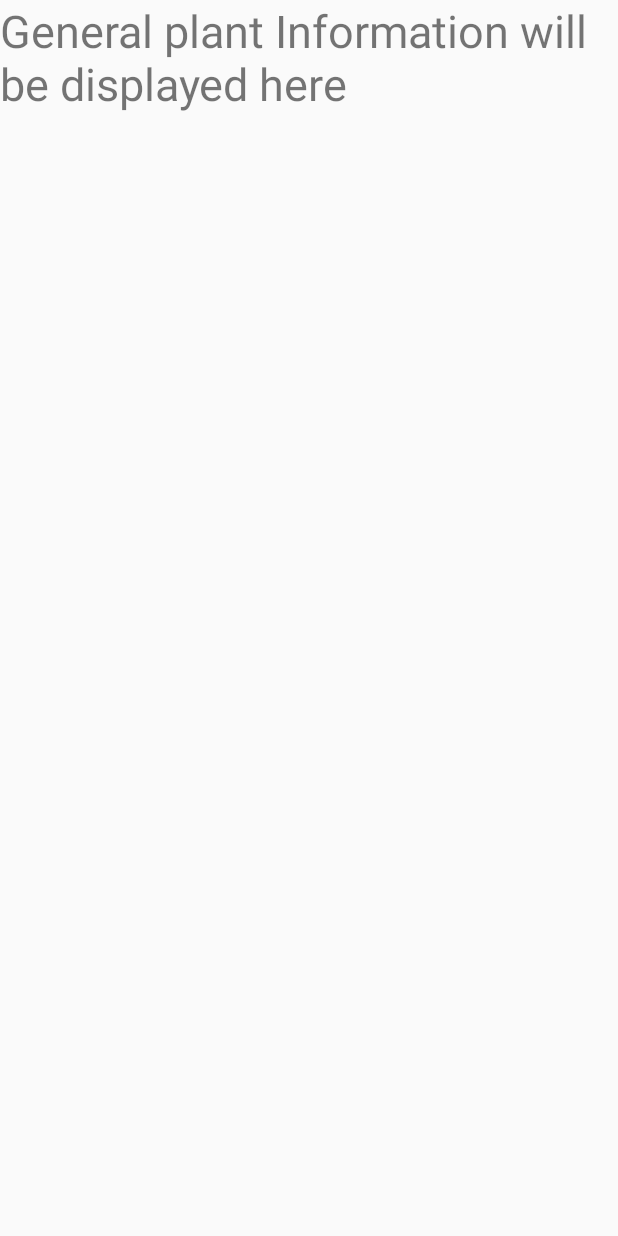
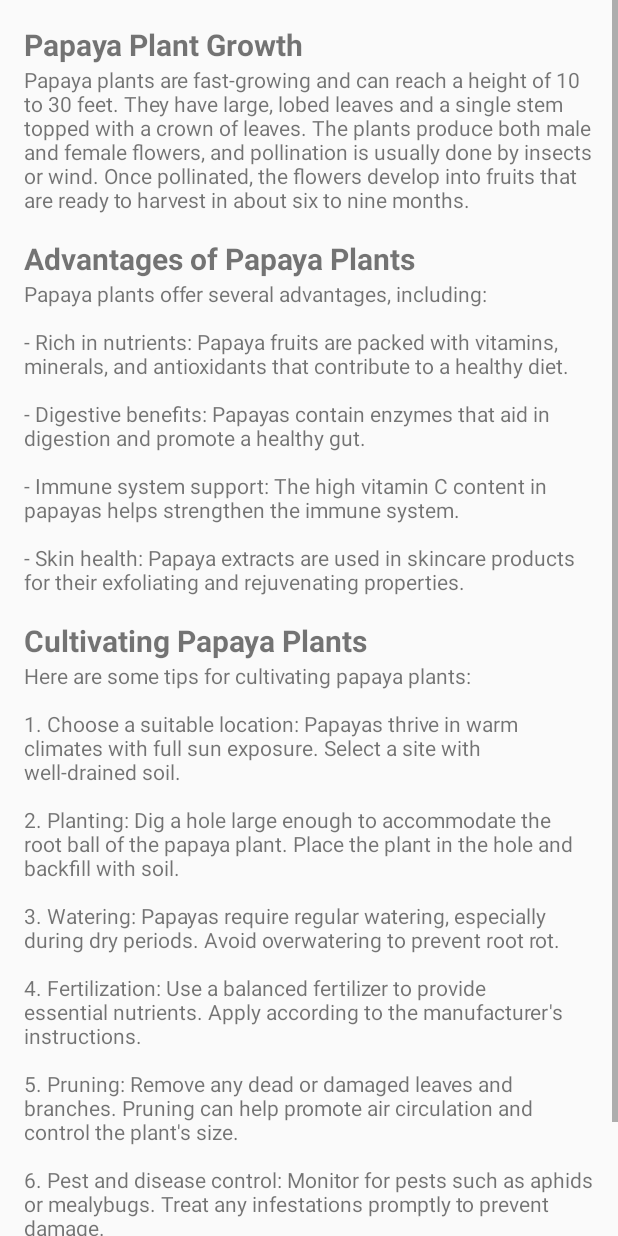
Before and after one commit to Deus2021/snake-detection, an Android app: the GeneralPlantInfo screen opened directly, with no data from a screen before it, on a phone screen of 412 x 824 dp. Run offline under Robolectric (Android 15) with nearby library versions, the phone set to English and light mode, and no system bars.

Commit message:
commit-17

```diff
--- a/app/build.gradle
+++ b/app/build.gradle
@@ -38,4 +38,5 @@ dependencies {
     androidTestImplementation 'androidx.test.espresso:espresso-core:3.4.0'
     implementation 'com.github.bumptech.glide:glide:4.12.0'
     implementation 'de.hdodenhof:circleimageview:3.1.0'
+    implementation files('libs/jsoup-1.16.1.jar')
 }
--- a/app/src/main/AndroidManifest.xml
+++ b/app/src/main/AndroidManifest.xml
@@ -4,6 +4,7 @@
 
     <uses-permission android:name="android.permission.CAMERA" />
     <uses-permission android:name="android.permission.READ_EXTERNAL_STORAGE" />
+    <uses-permission android:name="android.permission.INTERNET" />
 
     <application
         android:allowBackup="true"
@@ -18,7 +19,7 @@
             android:name=".FemaleInfo"
             android:exported="false" />
         <activity
-            android:name=".GeneralPlentInfo"
+            android:name=".GeneralPlantInfo"
             android:exported="false" />
         <activity
             android:name=".MaleInfo"
--- a/app/src/main/java/com/udom/myapplication/GeneralPlentInfo.java
+++ b/app/src/main/java/com/udom/myapplication/GeneralPlantInfo.java
@@ -4,11 +4,11 @@ import androidx.appcompat.app.AppCompatActivity;
 
 import android.os.Bundle;
 
-public class GeneralPlentInfo extends AppCompatActivity {
+public class GeneralPlantInfo extends AppCompatActivity {
 
     @Override
     protected void onCreate(Bundle savedInstanceState) {
         super.onCreate(savedInstanceState);
-        setContentView(R.layout.activity_general_plent_info);
+        setContentView(R.layout.activity_general_plant_info);
     }
 }
--- a/app/src/main/java/com/udom/myapplication/GetPlantInformation.java
+++ b/app/src/main/java/com/udom/myapplication/GetPlantInformation.java
@@ -7,7 +7,6 @@ import android.content.Intent;
 import android.os.Bundle;
 import android.widget.Button;
 import android.view.View;
-import android.widget.Button;
 
 public class GetPlantInformation extends AppCompatActivity {
     Button femaleBtn, maleBtn, generalBtn;
@@ -41,7 +40,7 @@ public class GetPlantInformation extends AppCompatActivity {
         generalBtn.setOnClickListener(new View.OnClickListener() {
             @Override
             public void onClick(View view) {
-                Intent intent = new Intent(GetPlantInformation.this, GeneralPlentInfo.class);
+                Intent intent = new Intent(GetPlantInformation.this, GeneralPlantInfo.class);
                 startActivity(intent);
             }
         });
--- /dev/null
+++ b/app/src/main/res/layout/activity_general_plant_info.xml
@@ -0,0 +1,60 @@
+<?xml version="1.0" encoding="utf-8"?>
+<RelativeLayout xmlns:android="http://schemas.android.com/apk/res/android"
+    xmlns:app="http://schemas.android.com/apk/res-auto"
+    xmlns:tools="http://schemas.android.com/tools"
+    android:layout_width="match_parent"
+    android:layout_height="match_parent"
+    tools:context=".GeneralPlantInfo">
+
+    <ScrollView
+        android:layout_width="match_parent"
+        android:layout_height="match_parent">
+
+        <LinearLayout
+            android:layout_width="match_parent"
+            android:layout_height="wrap_content"
+            android:orientation="vertical"
+            android:padding="16dp">
+
+            <TextView
+                android:layout_width="match_parent"
+                android:layout_height="wrap_content"
+                android:text="Papaya Plant Growth"
+                android:textSize="20sp"
+                android:textStyle="bold" />
+
+            <TextView
+                android:layout_width="match_parent"
+                android:layout_height="wrap_content"
+                android:text="Papaya plants are fast-growing and can reach a height of 10 to 30 feet. They have large, lobed leaves and a single stem topped with a crown of leaves. The plants produce both male and female flowers, and pollination is usually done by insects or wind. Once pollinated, the flowers develop into fruits that are ready to harvest in about six to nine months." />
+
+            <TextView
+                android:layout_width="match_parent"
+                android:layout_height="wrap_content"
+                android:text="Advantages of Papaya Plants"
+                android:textSize="20sp"
+                android:textStyle="bold"
+                android:layout_marginTop="16dp" />
+
+            <TextView
+                android:layout_width="match_parent"
+                android:layout_height="wrap_content"
+                android:text="Papaya plants offer several advantages, including:\n\n- Rich in nutrients: Papaya fruits are packed with vitamins, minerals, and antioxidants that contribute to a healthy diet.\n\n- Digestive benefits: Papayas contain enzymes that aid in digestion and promote a healthy gut.\n\n- Immune system support: The high vitamin C content in papayas helps strengthen the immune system.\n\n- Skin health: Papaya extracts are used in skincare products for their exfoliating and rejuvenating properties." />
+
+            <TextView
+                android:layout_width="match_parent"
+                android:layout_height="wrap_content"
+                android:text="Cultivating Papaya Plants"
+                android:textSize="20sp"
+                android:textStyle="bold"
+                android:layout_marginTop="16dp" />
+
+            <TextView
+                android:layout_width="match_parent"
+                android:layout_height="wrap_content"
+                android:text="Here are some tips for cultivating papaya plants:\n\n1. Choose a suitable location: Papayas thrive in warm climates with full sun exposure. Select a site with well-drained soil.\n\n2. Planting: Dig a hole large enough to accommodate the root ball of the papaya plant. Place the plant in the hole and backfill with soil.\n\n3. Watering: Papayas require regular watering, especially during dry periods. Avoid overwatering to prevent root rot.\n\n4. Fertilization: Use a balanced fertilizer to provide essential nutrients. Apply according to the manufacturer's instructions.\n\n5. Pruning: Remove any dead or damaged leaves and branches. Pruning can help promote air circulation and control the plant's size.\n\n6. Pest and disease control: Monitor for pests such as aphids or mealybugs. Treat any infestations promptly to prevent damage.\n\n7. Harvesting: Papayas are ready to harvest when the fruits turn yellow and give slightly to gentle pressure. Use a sharp knife to cut the fruit from the plant." />
+
+        </LinearLayout>
+    </ScrollView>
+
+</RelativeLayout>
--- a/app/src/main/res/layout/activity_general_plent_info.xml
+++ /dev/null
@@ -1,17 +0,0 @@
-<?xml version="1.0" encoding="utf-8"?>
-<RelativeLayout xmlns:android="http://schemas.android.com/apk/res/android"
-    xmlns:app="http://schemas.android.com/apk/res-auto"
-    xmlns:tools="http://schemas.android.com/tools"
-    android:layout_width="match_parent"
-    android:layout_height="match_parent"
-    tools:context=".GeneralPlentInfo">
-
-    <TextView
-        android:layout_width="match_parent"
-        android:layout_height="match_parent"
-        android:text="General plant Information will be displayed here"
-        android:layout_centerHorizontal="true"
-        android:layout_centerVertical="true"
-        android:textSize="30dp"/>
-
-</RelativeLayout>
```
Also changed, not shown: app/src/main/java/com/udom/myapplication/FemaleInfo.java (+59 -1 lines), app/src/main/java/com/udom/myapplication/MainActivity.java (+1 -44 lines), app/src/main/java/com/udom/myapplication/SetImage.java (+54 -59 lines), app/src/main/res/layout/activity_female_info.xml (+34 -9 lines), app/libs/jsoup-1.16.1.jar (added).
